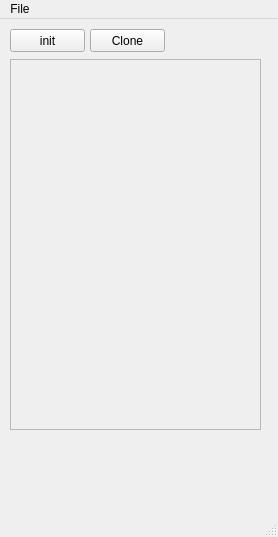
Before: the Qt Designer form ui/mainwindow.ui in hidog/HiGit, drawn with Qt 5.
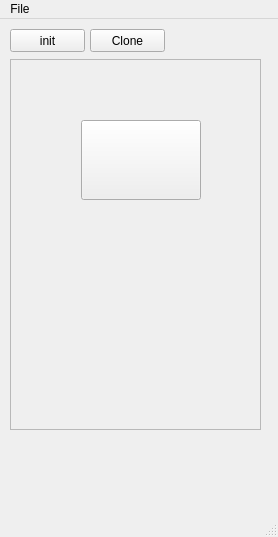
After: the same form once the commit is applied. Custom widgets are drawn as their Qt base class.

Commit message: modify ui file. set ProjectButton to QPushButton

The edit to the form file:
```diff
--- a/ui/mainwindow.ui
+++ b/ui/mainwindow.ui
@@ -113,7 +113,7 @@
  <customwidgets>
   <customwidget>
    <class>ProjectButton</class>
-   <extends>QFrame</extends>
+   <extends>QPushButton</extends>
    <header>projectbutton.h</header>
    <container>1</container>
   </customwidget>
```
